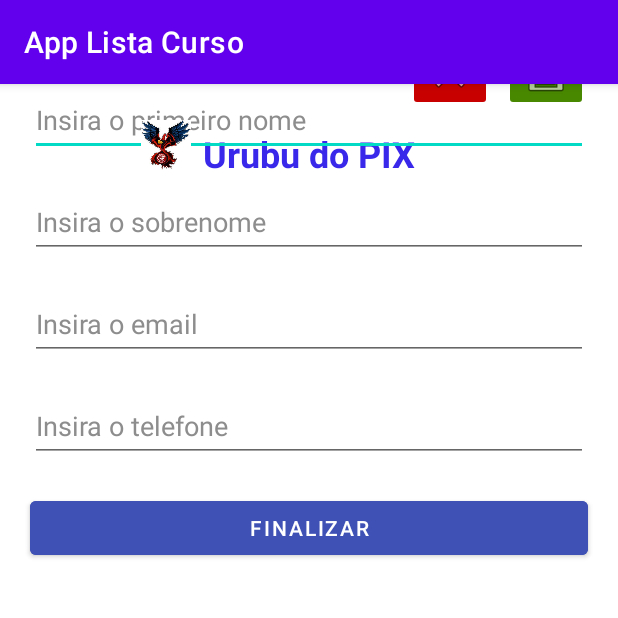
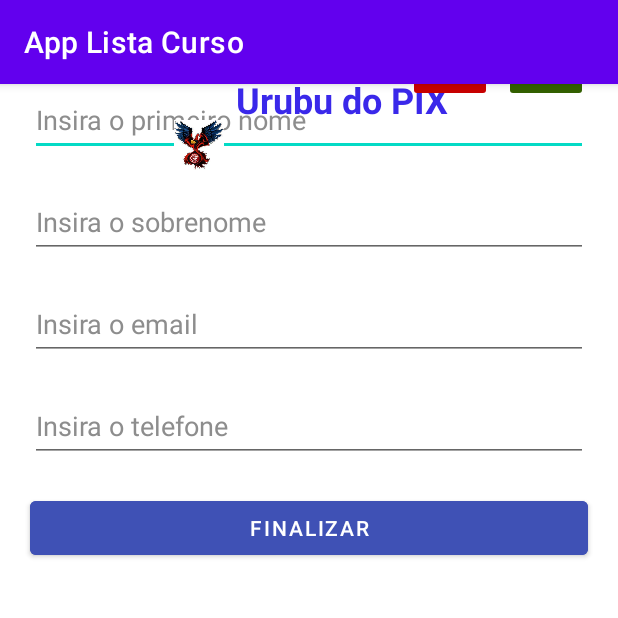
Before and after one commit to diogofrr/materia-android, an Android app: the screen it shows after launch (MainActivity), on a phone screen of 412 x 824 dp, the top half of it. Run offline under Robolectric (Android 15) with nearby library versions, the phone set to English and light mode, and no system bars.

Commit message:
erros removido

```diff
--- a/AppListaCurso/app/src/main/res/layout/activity_main.xml
+++ b/AppListaCurso/app/src/main/res/layout/activity_main.xml
@@ -6,33 +6,34 @@
     android:layout_height="match_parent"
     android:background="#fff"
     tools:context=".MainActivity"
-    tools:layout_editor_absoluteX="-4dp"
+    tools:layout_editor_absoluteX="0dp"
     tools:layout_editor_absoluteY="0dp">
 
     <TextView
-        android:id="@+id/titulo1"
+        android:id="@+id/mainTitle"
         android:layout_width="wrap_content"
         android:layout_height="wrap_content"
-        android:text="Urubu do PIX"
+        android:text="@string/txt_title"
         android:textColor="#3A28EA"
         android:textSize="24sp"
         android:textStyle="bold"
-        app:layout_constraintBottom_toBottomOf="parent"
+        app:layout_constraintBottom_toTopOf="@+id/editTextTextPersonName"
         app:layout_constraintEnd_toEndOf="parent"
+        app:layout_constraintHorizontal_bias="0.582"
         app:layout_constraintStart_toStartOf="parent"
         app:layout_constraintTop_toTopOf="parent"
-        app:layout_constraintVertical_bias="0.041" />
+        app:layout_constraintVertical_bias="0.195" />
 
     <ImageButton
         android:id="@+id/imageButton"
         android:layout_width="wrap_content"
         android:layout_height="wrap_content"
         android:layout_marginEnd="20dp"
-        android:backgroundTint="#488700"
-        android:contentDescription="Salvar registro"
+        android:backgroundTint="#336000"
+        android:contentDescription="@string/btn_save"
         app:layout_constraintBottom_toTopOf="@+id/editTextTextPersonName"
         app:layout_constraintEnd_toEndOf="parent"
-        app:layout_constraintTop_toBottomOf="@+id/titulo1"
+        app:layout_constraintTop_toBottomOf="@+id/mainTitle"
         app:layout_constraintVertical_bias="0.843"
         app:srcCompat="@android:drawable/ic_menu_save" />
 
@@ -44,13 +45,15 @@
         android:layout_marginVertical="20dp"
         android:height="20dp"
         android:ems="10"
-        android:hint="Insira o primeiro nome"
+        android:hint="@string/input_first_name"
         android:inputType="textPersonName"
         android:textColor="#000000"
         android:textColorHint="#8D8D8D"
         app:layout_constraintEnd_toEndOf="parent"
         app:layout_constraintStart_toStartOf="parent"
-        tools:layout_editor_absoluteY="160dp" />
+        tools:layout_editor_absoluteY="160dp"
+        tools:ignore="MissingConstraints"
+        android:autofillHints="name" />
 
     <EditText
         android:id="@+id/editTextTextEmailAddress"
@@ -61,12 +64,13 @@
         android:layout_marginTop="20dp"
         android:height="20dp"
         android:ems="10"
-        android:hint="Insira o email"
+        android:hint="@string/input_email"
         android:inputType="textEmailAddress"
         android:textColor="#000000"
         android:textColorHint="#8D8D8D"
         app:layout_constraintTop_toBottomOf="@+id/editTextTextPersonName2"
-        tools:layout_editor_absoluteX="20dp" />
+        tools:layout_editor_absoluteX="20dp"
+        android:autofillHints="email" />
 
     <EditText
         android:id="@+id/editTextPhone"
@@ -77,12 +81,13 @@
         android:layout_marginTop="20dp"
         android:height="20dp"
         android:ems="10"
-        android:hint="Insira o telefone"
+        android:hint="@string/input_phone"
         android:inputType="phone"
         android:textColor="#000000"
         android:textColorHint="#8D8D8D"
         app:layout_constraintTop_toBottomOf="@+id/editTextTextEmailAddress"
-        tools:layout_editor_absoluteX="20dp" />
+        tools:layout_editor_absoluteX="20dp"
+        android:autofillHints="phone" />
 
     <ImageButton
         android:id="@+id/imageButton3"
@@ -90,10 +95,10 @@
         android:layout_height="wrap_content"
         android:layout_marginEnd="8dp"
         android:backgroundTint="#C80000"
-        android:contentDescription="Limpar campos"
+        android:contentDescription="@string/btn_clear_fields"
         app:layout_constraintBottom_toTopOf="@+id/editTextTextPersonName"
         app:layout_constraintEnd_toStartOf="@+id/imageButton"
-        app:layout_constraintTop_toBottomOf="@+id/titulo1"
+        app:layout_constraintTop_toBottomOf="@+id/mainTitle"
         app:layout_constraintVertical_bias="0.843"
         app:srcCompat="@android:drawable/ic_menu_close_clear_cancel" />
 
@@ -106,12 +111,13 @@
         android:layout_marginTop="20dp"
         android:height="20dp"
         android:ems="10"
-        android:hint="Insira o sobrenome"
+        android:hint="@string/input_last_name"
         android:inputType="textPersonName"
         android:textColor="#000000"
         android:textColorHint="#8D8D8D"
         app:layout_constraintTop_toBottomOf="@+id/editTextTextPersonName"
-        tools:layout_editor_absoluteX="16dp" />
+        tools:layout_editor_absoluteX="16dp"
+        android:autofillHints="lastname" />
 
     <Button
         android:layout_width="match_parent"
@@ -119,7 +125,7 @@
         android:layout_marginHorizontal="20dp"
         android:layout_marginTop="20dp"
         android:backgroundTint="#3F51B5"
-        android:text="FINALIZAR"
+        android:text="@string/btn_end_form"
         app:layout_constraintEnd_toEndOf="parent"
         app:layout_constraintHorizontal_bias="0.6"
         app:layout_constraintStart_toStartOf="parent"
@@ -130,8 +136,9 @@
         android:layout_width="49dp"
         android:layout_height="33dp"
         android:layout_marginTop="24dp"
-        app:layout_constraintEnd_toStartOf="@+id/titulo1"
+        app:layout_constraintEnd_toStartOf="@+id/mainTitle"
         app:layout_constraintTop_toTopOf="parent"
-        app:srcCompat="@drawable/flamengoimg" />
+        app:srcCompat="@drawable/flamengoimg"
+        android:contentDescription="@string/img_urubu" />
 
 </androidx.constraintlayout.widget.ConstraintLayout>
--- a/AppListaCurso/app/src/main/res/values/colors.xml
+++ b/AppListaCurso/app/src/main/res/values/colors.xml
@@ -8,6 +8,6 @@
     <color name="black">#FF000000</color>
     <color name="white">#FFFFFFFF</color>
     <color name="cor_botao1">#C80000</color>
-    <color name="cor_botao2">#488700</color>
+    <color name="cor_botao2">#FF336000</color>
     <color name="cor_primaria">#3F51B5</color>
 </resources>
--- a/AppListaCurso/app/src/main/res/values/strings.xml
+++ b/AppListaCurso/app/src/main/res/values/strings.xml
@@ -1,3 +1,12 @@
 <resources>
     <string name="app_name">App Lista Curso</string>
+    <string name="txt_title">Urubu do PIX</string>
+    <string name="btn_save">Salvar registro</string>
+    <string name="input_first_name">Insira o primeiro nome</string>
+    <string name="input_phone">Insira o telefone</string>
+    <string name="input_email">Insira o email</string>
+    <string name="btn_clear_fields">Limpar campos</string>
+    <string name="input_last_name">Insira o sobrenome</string>
+    <string name="btn_end_form">FINALIZAR</string>
+    <string name="img_urubu">Imagem do urubu do pix</string>
 </resources>
```
